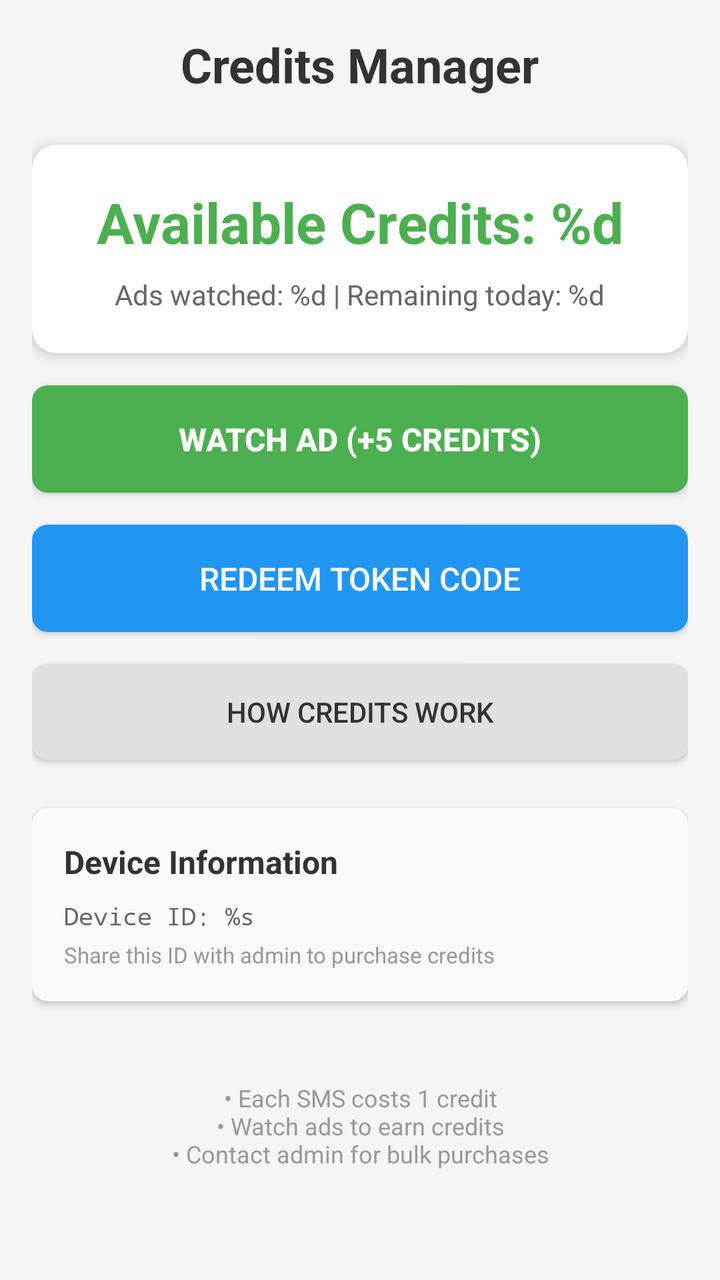
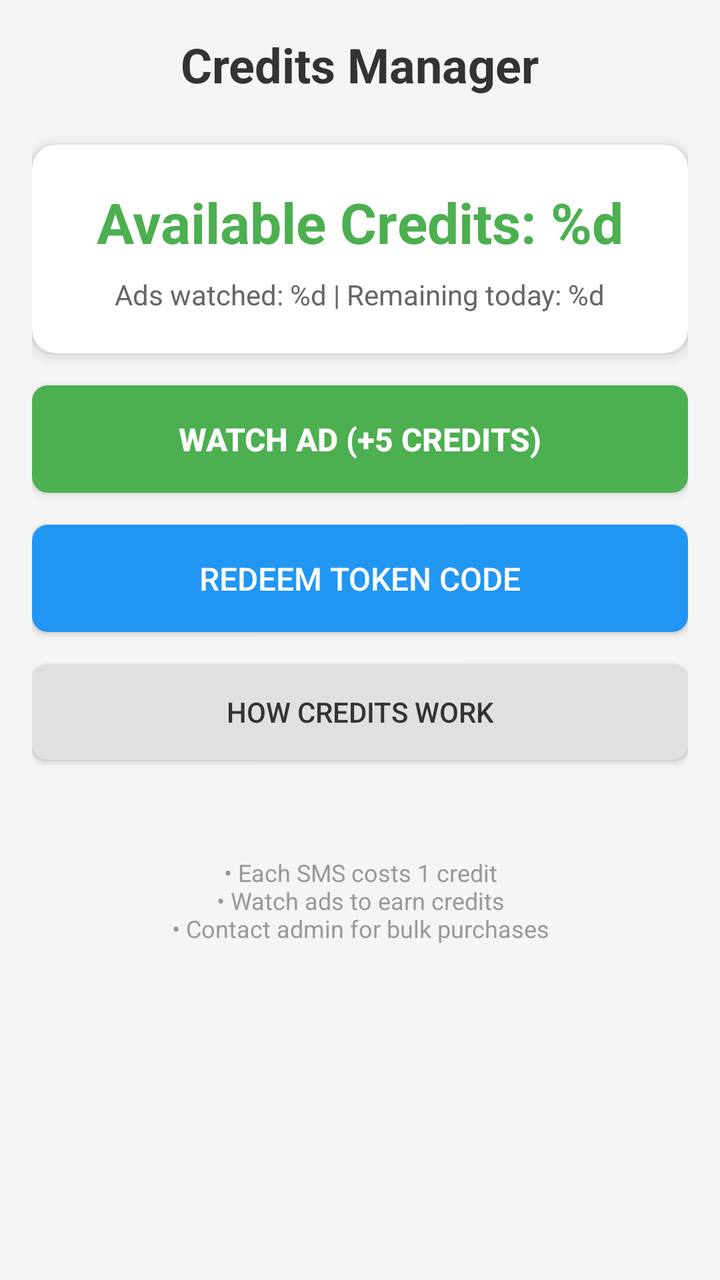

An Android layout rendered at two revisions. The XML below is the earlier revision; the diff shows what the commit changed to produce the second picture.
<!-- AndroidManifest.xml: application theme Theme.GetSMS -->
<!-- res/layout/activity_credits.xml -->
<?xml version="1.0" encoding="utf-8"?>
<ScrollView xmlns:android="http://schemas.android.com/apk/res/android"
    xmlns:app="http://schemas.android.com/apk/res-auto"
    android:layout_width="match_parent"
    android:layout_height="match_parent"
    android:padding="16dp"
    android:background="#F5F5F5">

    <LinearLayout
        android:layout_width="match_parent"
        android:layout_height="wrap_content"
        android:orientation="vertical"
        android:gravity="center_horizontal">

        
        <TextView
            android:layout_width="wrap_content"
            android:layout_height="wrap_content"
            android:text="@string/credits_manager"
            android:textSize="24sp"
            android:textStyle="bold"
            android:textColor="#333333"
            android:layout_marginBottom="24dp" />

        
        <androidx.cardview.widget.CardView
            android:layout_width="match_parent"
            android:layout_height="wrap_content"
            android:layout_marginBottom="16dp"
            app:cardCornerRadius="12dp"
            app:cardElevation="4dp"
            app:cardBackgroundColor="#FFFFFF">

            <LinearLayout
                android:layout_width="match_parent"
                android:layout_height="wrap_content"
                android:orientation="vertical"
                android:padding="20dp"
                android:gravity="center">

                <TextView
                    android:id="@+id/tvCredits"
                    android:layout_width="wrap_content"
                    android:layout_height="wrap_content"
                    android:text="@string/available_credits"
                    android:textSize="28sp"
                    android:textStyle="bold"
                    android:textColor="#4CAF50"
                    android:layout_marginBottom="8dp" />

                <TextView
                    android:id="@+id/tvAdStats"
                    android:layout_width="wrap_content"
                    android:layout_height="wrap_content"
                    android:text="@string/ads_watched"
                    android:textSize="14sp"
                    android:textColor="#666666" />

            </LinearLayout>

        </androidx.cardview.widget.CardView>

        
        <TextView
            android:id="@+id/tvCooldownTimer"
            android:layout_width="wrap_content"
            android:layout_height="wrap_content"
            android:text="Next ad in: 30s"
            android:textSize="14sp"
            android:textColor="#FF9800"
            android:textStyle="bold"
            android:visibility="gone"
            android:layout_marginBottom="8dp" />

        
        <Button
            android:id="@+id/btnWatchAd"
            android:layout_width="match_parent"
            android:layout_height="wrap_content"
            android:text="@string/watch_ad"
            android:textSize="16sp"
            android:textStyle="bold"
            android:padding="16dp"
            android:layout_marginBottom="16dp"
            android:background="@drawable/button_rounded_green"
            android:textColor="#FFFFFF" />

        
        <Button
            android:id="@+id/btnRedeemToken"
            android:layout_width="match_parent"
            android:layout_height="wrap_content"
            android:text="@string/redeem_token"
            android:textSize="16sp"
            android:padding="16dp"
            android:layout_marginBottom="16dp"
            android:background="@drawable/button_rounded_blue"
            android:textColor="#FFFFFF" />

        
        <Button
            android:id="@+id/btnInfo"
            android:layout_width="match_parent"
            android:layout_height="wrap_content"
            android:text="@string/how_credits_work"
            android:textSize="14sp"
            android:padding="12dp"
            android:layout_marginBottom="24dp"
            android:background="@drawable/button_rounded_gray"
            android:textColor="#333333" />

        
        <androidx.cardview.widget.CardView
            android:layout_width="match_parent"
            android:layout_height="wrap_content"
            android:layout_marginBottom="16dp"
            app:cardCornerRadius="8dp"
            app:cardElevation="2dp"
            app:cardBackgroundColor="#F9F9F9">

            <LinearLayout
                android:layout_width="match_parent"
                android:layout_height="wrap_content"
                android:orientation="vertical"
                android:padding="16dp">

                <TextView
                    android:layout_width="wrap_content"
                    android:layout_height="wrap_content"
                    android:text="@string/device_information"
                    android:textSize="16sp"
                    android:textStyle="bold"
                    android:textColor="#333333"
                    android:layout_marginBottom="8dp" />

                <TextView
                    android:id="@+id/tvDeviceId"
                    android:layout_width="wrap_content"
                    android:layout_height="wrap_content"
                    android:text="@string/device_id"
                    android:textSize="12sp"
                    android:textColor="#666666"
                    android:fontFamily="monospace" />

                <TextView
                    android:layout_width="wrap_content"
                    android:layout_height="wrap_content"
                    android:text="@string/share_device_id"
                    android:textSize="11sp"
                    android:textColor="#999999"
                    android:layout_marginTop="4dp" />

            </LinearLayout>

        </androidx.cardview.widget.CardView>

        
        <ProgressBar
            android:id="@+id/progressBar"
            android:layout_width="wrap_content"
            android:layout_height="wrap_content"
            android:layout_marginTop="16dp"
            android:visibility="gone" />

        
        <TextView
            android:layout_width="match_parent"
            android:layout_height="wrap_content"
            android:text="@string/credit_info"
            android:textSize="12sp"
            android:textColor="#999999"
            android:gravity="center"
            android:layout_marginTop="24dp" />

    </LinearLayout>

</ScrollView>
<!-- resources referenced by this layout -->
<resources>
  <!-- drawable button_rounded_blue (drawable) -->
  <?xml version="1.0" encoding="utf-8"?>
  <shape xmlns:android="http://schemas.android.com/apk/res/android">
      <solid android:color="#2196F3" />
      <corners android:radius="8dp" />
  </shape>
  <!-- drawable button_rounded_gray (drawable) -->
  <?xml version="1.0" encoding="utf-8"?>
  <shape xmlns:android="http://schemas.android.com/apk/res/android">
      <solid android:color="#E0E0E0" />
      <corners android:radius="8dp" />
  </shape>
  <!-- drawable button_rounded_green (drawable) -->
  <?xml version="1.0" encoding="utf-8"?>
  <shape xmlns:android="http://schemas.android.com/apk/res/android">
      <solid android:color="#4CAF50" />
      <corners android:radius="8dp" />
  </shape>
  <string name="ads_watched">Ads watched: %d | Remaining today: %d</string>
  <string name="available_credits">Available Credits: %d</string>
  <string name="credit_info">• Each SMS costs 1 credit\n• Watch ads to earn credits\n• Contact admin for bulk purchases</string>
  <string name="credits_manager">Credits Manager</string>
  <string name="device_id">Device ID: %s</string>
  <string name="device_information">Device Information</string>
  <string name="how_credits_work">How Credits Work</string>
  <string name="redeem_token">Redeem Token Code</string>
  <string name="share_device_id">Share this ID with admin to purchase credits</string>
  <string name="watch_ad">Watch Ad (+5 Credits)</string>
  <style name="Theme.GetSMS" parent="Theme.MaterialComponents.Light.NoActionBar.Bridge">
          
          <item name="colorPrimary">@color/purple_500</item>
          <item name="colorPrimaryVariant">@color/purple_700</item>
          <item name="colorOnPrimary">@color/white</item>
          
          <item name="colorSecondary">@color/teal_200</item>
          <item name="colorSecondaryVariant">@color/teal_700</item>
          <item name="colorOnSecondary">@color/black</item>
          
          <item name="android:statusBarColor" tools:targetApi="l">?attr/colorPrimaryVariant</item>
          
      </style>
  <color name="purple_500">#FF6200EE</color>
  <color name="purple_700">#FF3700B3</color>
  <color name="white">#FFFFFFFF</color>
  <color name="teal_200">#FF03DAC5</color>
  <color name="teal_700">#FF018786</color>
  <color name="black">#FF000000</color>
</resources>

<!-- the commit's change to res/layout/activity_credits.xml (unified diff, before → after) -->
@@ -110,49 +110,49 @@
             android:textColor="#333333" />
 
         
-        <androidx.cardview.widget.CardView
-            android:layout_width="match_parent"
-            android:layout_height="wrap_content"
-            android:layout_marginBottom="16dp"
-            app:cardCornerRadius="8dp"
-            app:cardElevation="2dp"
-            app:cardBackgroundColor="#F9F9F9">
 
-            <LinearLayout
-                android:layout_width="match_parent"
-                android:layout_height="wrap_content"
-                android:orientation="vertical"
-                android:padding="16dp">
 
-                <TextView
-                    android:layout_width="wrap_content"
-                    android:layout_height="wrap_content"
-                    android:text="@string/device_information"
-                    android:textSize="16sp"
-                    android:textStyle="bold"
-                    android:textColor="#333333"
-                    android:layout_marginBottom="8dp" />
 
-                <TextView
-                    android:id="@+id/tvDeviceId"
-                    android:layout_width="wrap_content"
-                    android:layout_height="wrap_content"
-                    android:text="@string/device_id"
-                    android:textSize="12sp"
-                    android:textColor="#666666"
-                    android:fontFamily="monospace" />
 
-                <TextView
-                    android:layout_width="wrap_content"
-                    android:layout_height="wrap_content"
-                    android:text="@string/share_device_id"
-                    android:textSize="11sp"
-                    android:textColor="#999999"
-                    android:layout_marginTop="4dp" />
 
-            </LinearLayout>
 
-        </androidx.cardview.widget.CardView>
+
+
+
+
+
+
+
+
+
+
+
+
+
+
+
+
+
+
+
+
+
+
+
+
+
+
+
+
+
+
+
+
+
+
+
+
+
 
         
         <ProgressBar
<!-- resource entries referenced after the edit -->
@@ -22,11 +22,8 @@
   <string name="available_credits">Available Credits: %d</string>
   <string name="credit_info">• Each SMS costs 1 credit\n• Watch ads to earn credits\n• Contact admin for bulk purchases</string>
   <string name="credits_manager">Credits Manager</string>
-  <string name="device_id">Device ID: %s</string>
-  <string name="device_information">Device Information</string>
   <string name="how_credits_work">How Credits Work</string>
   <string name="redeem_token">Redeem Token Code</string>
-  <string name="share_device_id">Share this ID with admin to purchase credits</string>
   <string name="watch_ad">Watch Ad (+5 Credits)</string>
   <style name="Theme.GetSMS" parent="Theme.MaterialComponents.Light.NoActionBar.Bridge">
           
